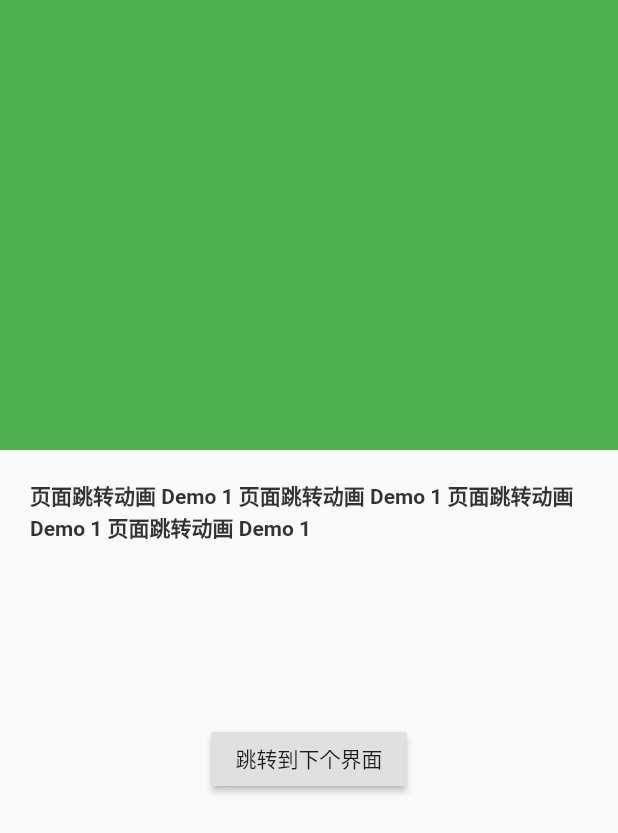
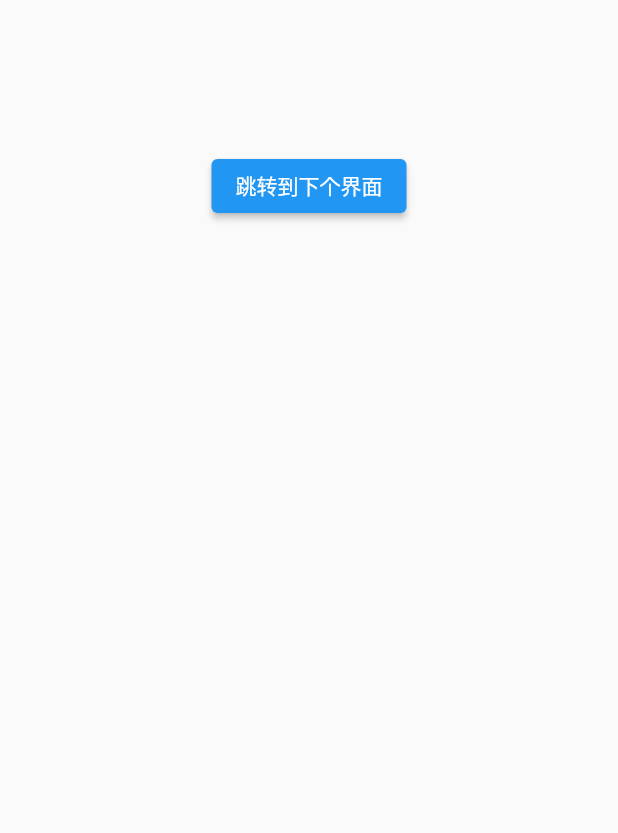
Before and after one commit to fangmd/p_project, a Flutter app: the OnePageAnimatePage screen opened by its route, on a phone screen of 412 x 824 dp. Shown: the top 833 px of the screen. Run offline on Flutter 3.47's test engine with Material 2 defaults, Android fonts, the phone set to English and light mode, and no system bars; our stand-ins replace cached_network_image, device_info, dio, event_bus, flutter_screenutil, flutter_svg and 4 more; missing offline and left inert: dio_flutter_transformer, filesize, image_crop, launch_review, p_base, p_img_compress and 5 more; accounts and stored records are empty; statements that could not run were skipped.

Commit message:
flutter 2.0.3

````diff
--- a/lib/ui/home/page_animate/one/one_page_animate_page.dart
+++ b/lib/ui/home/page_animate/one/one_page_animate_page.dart
@@ -174,32 +174,32 @@ class _OnePageAnimatePageState extends State<OnePageAnimatePage> {
         child: Column(
           crossAxisAlignment: CrossAxisAlignment.center,
           children: <Widget>[
-            FadeAnimationNoThird(
-              child: FadeOutAnimationNoThird(
-                controller: _mController,
-                delay: 1,
-                child: Container(
-                  height: 300,
-                  width: double.infinity,
-                  color: Colors.green,
-                ),
-              ),
-            ),
-            FadeAnimationNoThird(
-              child: FadeOutAnimationNoThird(
-                controller: _mController,
-                delay: 1.1,
-                child: Padding(
-                  padding: const EdgeInsets.all(20.0),
-                  child: Text(
-                    '页面跳转动画 Demo 1 页面跳转动画 Demo 1 页面跳转动画 Demo 1 页面跳转动画 Demo 1',
-                    style: AppTheme.adBack30bold,
-                  ),
-                ),
-              ),
-            ),
+            // FadeAnimationNoThird(
+            //   child: FadeOutAnimationNoThird(
+            //     controller: _mController,
+            //     delay: 1,
+            //     child: Container(
+            //       height: 300,
+            //       width: double.infinity,
+            //       color: Colors.green,
+            //     ),
+            //   ),
+            // ),
+            // FadeAnimationNoThird(
+            //   child: FadeOutAnimationNoThird(
+            //     controller: _mController,
+            //     delay: 1.1,
+            //     child: Padding(
+            //       padding: const EdgeInsets.all(20.0),
+            //       child: Text(
+            //         '页面跳转动画 Demo 1 页面跳转动画 Demo 1 页面跳转动画 Demo 1 页面跳转动画 Demo 1',
+            //         style: AppTheme.adBack30bold,
+            //       ),
+            //     ),
+            //   ),
+            // ),
             SizedBox(height: 100),
-            RaisedButton(
+            ElevatedButton(
               onPressed: () {
                 _routeWithAnimation();
               },
--- a/lib/widget/animate/fade_animation.dart
+++ b/lib/widget/animate/fade_animation.dart
@@ -1,158 +1,158 @@
-import 'package:flutter/material.dart';
-import 'package:simple_animations/simple_animations.dart';
+// import 'package:flutter/material.dart';
+// import 'package:simple_animations/simple_animations.dart';
 
-/// 自启动动画(500ms)
-/// 透明度动画: 0 -> 1
-/// 移动动画: -130 -> 0
-///
-/// 作用: 进入页面的时候自动执行的动画
-///
-/// 借助了第三方库 simple_animations
-///
-/// 使用:
-///
-/// ```dart
-/// FadeAnimation(
-///   1.2,
-///   Text('Demo'),
-/// )
-/// ```
-///
-class FadeAnimation extends StatelessWidget {
-  final double delay;
-  final Widget child;
+// /// 自启动动画(500ms)
+// /// 透明度动画: 0 -> 1
+// /// 移动动画: -130 -> 0
+// ///
+// /// 作用: 进入页面的时候自动执行的动画
+// ///
+// /// 借助了第三方库 simple_animations
+// ///
+// /// 使用:
+// ///
+// /// ```dart
+// /// FadeAnimation(
+// ///   1.2,
+// ///   Text('Demo'),
+// /// )
+// /// ```
+// ///
+// class FadeAnimation extends StatelessWidget {
+//   final double delay;
+//   final Widget child;
 
-  FadeAnimation(this.delay, this.child);
+//   FadeAnimation(this.delay, this.child);
 
-  @override
-  Widget build(BuildContext context) {
-    final tween = MultiTrackTween([
-      Track("opacity")
-          .add(Duration(milliseconds: 500), Tween(begin: 0.0, end: 1.0)),
-      Track("translateY").add(
-          Duration(milliseconds: 500), Tween(begin: -130.0, end: 0.0),
-          curve: Curves.easeOut)
-    ]);
+//   @override
+//   Widget build(BuildContext context) {
+//     final tween = MultiTrackTween([
+//       Track("opacity")
+//           .add(Duration(milliseconds: 500), Tween(begin: 0.0, end: 1.0)),
+//       Track("translateY").add(
+//           Duration(milliseconds: 500), Tween(begin: -130.0, end: 0.0),
+//           curve: Curves.easeOut)
+//     ]);
 
-    return ControlledAnimation(
-      delay: Duration(milliseconds: (500 * delay).round()),
-      duration: tween.duration,
-      tween: tween,
-      child: child,
-      builderWithChild: (context, child, animation) => Opacity(
-        opacity: animation["opacity"],
-        child: Transform.translate(
-            offset: Offset(0, animation["translateY"]), child: child),
-      ),
-    );
-  }
-}
+//     return ControlledAnimation(
+//       delay: Duration(milliseconds: (500 * delay).round()),
+//       duration: tween.duration,
+//       tween: tween,
+//       child: child,
+//       builderWithChild: (context, child, animation) => Opacity(
+//         opacity: animation["opacity"],
+//         child: Transform.translate(
+//             offset: Offset(0, animation["translateY"]), child: child),
+//       ),
+//     );
+//   }
+// }
 
-/// 和 FadeAnimation 相同作用，不依赖第三方库版本
-/// 进入界面的时候自执行动画(500ms)
-/// 透明度动画: 0 -> 1
-/// 移动动画: -控件高度 -> 0
-///
-/// 作用: 进入页面的时候自动执行的动画
-///
-///
-/// 使用:
-///
-/// ```dart
-/// FadeAnimationNoThird(
-///   delay: 1.2,
-///   child: Text('Demo'),
-/// )
-/// ```
-///
-class FadeAnimationNoThird extends StatefulWidget {
-  final double delay;
-  final Widget child;
+// /// 和 FadeAnimation 相同作用，不依赖第三方库版本
+// /// 进入界面的时候自执行动画(500ms)
+// /// 透明度动画: 0 -> 1
+// /// 移动动画: -控件高度 -> 0
+// ///
+// /// 作用: 进入页面的时候自动执行的动画
+// ///
+// ///
+// /// 使用:
+// ///
+// /// ```dart
+// /// FadeAnimationNoThird(
+// ///   delay: 1.2,
+// ///   child: Text('Demo'),
+// /// )
+// /// ```
+// ///
+// class FadeAnimationNoThird extends StatefulWidget {
+//   final double delay;
+//   final Widget child;
 
-  FadeAnimationNoThird({
-    Key key,
-    this.delay = 1,
-    this.child,
-  }) : super(key: key);
+//   FadeAnimationNoThird({
+//     Key key,
+//     this.delay = 1,
+//     this.child,
+//   }) : super(key: key);
 
-  @override
-  _FadeAnimationNoThirdState createState() => _FadeAnimationNoThirdState();
-}
+//   @override
+//   _FadeAnimationNoThirdState createState() => _FadeAnimationNoThirdState();
+// }
 
-class _FadeAnimationNoThirdState extends State<FadeAnimationNoThird>
-    with SingleTickerProviderStateMixin {
-  AnimationController _controller;
-  Animation opacityAnimation;
-  Animation<Offset> translateYAnimation;
-  Duration delay = Duration.zero;
-  bool _waitForDelay = true;
-  bool _isDisposed = false;
+// class _FadeAnimationNoThirdState extends State<FadeAnimationNoThird>
+//     with SingleTickerProviderStateMixin {
+//   AnimationController _controller;
+//   Animation opacityAnimation;
+//   Animation<Offset> translateYAnimation;
+//   Duration delay = Duration.zero;
+//   bool _waitForDelay = true;
+//   bool _isDisposed = false;
 
-  @override
-  void initState() {
-    print('initState _FadeAnimationNoThirdState');
-    _controller =
-        AnimationController(vsync: this, duration: Duration(milliseconds: 500))
-          ..addListener(() {
-            setState(() {});
-          });
+//   @override
+//   void initState() {
+//     print('initState _FadeAnimationNoThirdState');
+//     _controller =
+//         AnimationController(vsync: this, duration: Duration(milliseconds: 500))
+//           ..addListener(() {
+//             setState(() {});
+//           });
 
-    opacityAnimation = Tween(begin: 0.0, end: 1.0)
-        .chain(CurveTween(curve: Curves.easeIn))
-        .animate(_controller);
+//     opacityAnimation = Tween(begin: 0.0, end: 1.0)
+//         .chain(CurveTween(curve: Curves.easeIn))
+//         .animate(_controller);
 
-    translateYAnimation = Tween<Offset>(begin: Offset(0, -1), end: Offset(0, 0))
-        .chain(CurveTween(curve: Curves.easeInOut))
-        .animate(_controller);
+//     translateYAnimation = Tween<Offset>(begin: Offset(0, -1), end: Offset(0, 0))
+//         .chain(CurveTween(curve: Curves.easeInOut))
+//         .animate(_controller);
 
-    delay = Duration(milliseconds: (500 * widget.delay).round());
+//     delay = Duration(milliseconds: (500 * widget.delay).round());
 
-    initialize();
-    super.initState();
-  }
+//     initialize();
+//     super.initState();
+//   }
 
-  void initialize() async {
-    if (widget.delay != null) {
-      await Future.delayed(delay);
-    }
-    _waitForDelay = false;
-    executeInstruction();
-  }
+//   void initialize() async {
+//     if (widget.delay != null) {
+//       await Future.delayed(delay);
+//     }
+//     _waitForDelay = false;
+//     executeInstruction();
+//   }
 
-  void executeInstruction() async {
-    if (_isDisposed || _waitForDelay) {
-      return;
-    }
-    print('forward _FadeAnimationNoThirdState');
-    _controller.forward();
-  }
+//   void executeInstruction() async {
+//     if (_isDisposed || _waitForDelay) {
+//       return;
+//     }
+//     print('forward _FadeAnimationNoThirdState');
+//     _controller.forward();
+//   }
 
-  @override
-  void didUpdateWidget(FadeAnimationNoThird oldWidget) {
-    print('didUpdateWidget _FadeAnimationNoThirdState');
-    executeInstruction();
-    super.didUpdateWidget(oldWidget);
-  }
+//   @override
+//   void didUpdateWidget(FadeAnimationNoThird oldWidget) {
+//     print('didUpdateWidget _FadeAnimationNoThirdState');
+//     executeInstruction();
+//     super.didUpdateWidget(oldWidget);
+//   }
 
-  @override
-  Widget build(BuildContext context) {
-    /// 透明动画:
-    /// Opacity: 无动画效果
-    /// AnimatedOpacity
-    /// FadeTransition
+//   @override
+//   Widget build(BuildContext context) {
+//     /// 透明动画:
+//     /// Opacity: 无动画效果
+//     /// AnimatedOpacity
+//     /// FadeTransition
 
-    return SlideTransition(
-      position: translateYAnimation,
-      child: FadeTransition(
-        opacity: opacityAnimation,
-        child: widget.child,
-      ),
-    );
-  }
+//     return SlideTransition(
+//       position: translateYAnimation,
+//       child: FadeTransition(
+//         opacity: opacityAnimation,
+//         child: widget.child,
+//       ),
+//     );
+//   }
 
-  void dispose() {
-    _isDisposed = true;
-    _controller.dispose();
-    super.dispose();
-  }
-}
+//   void dispose() {
+//     _isDisposed = true;
+//     _controller.dispose();
+//     super.dispose();
+//   }
+// }
````
Also changed, not shown: pubspec.yaml (+11 -11 lines), pubspec.lock, 3 other files.
